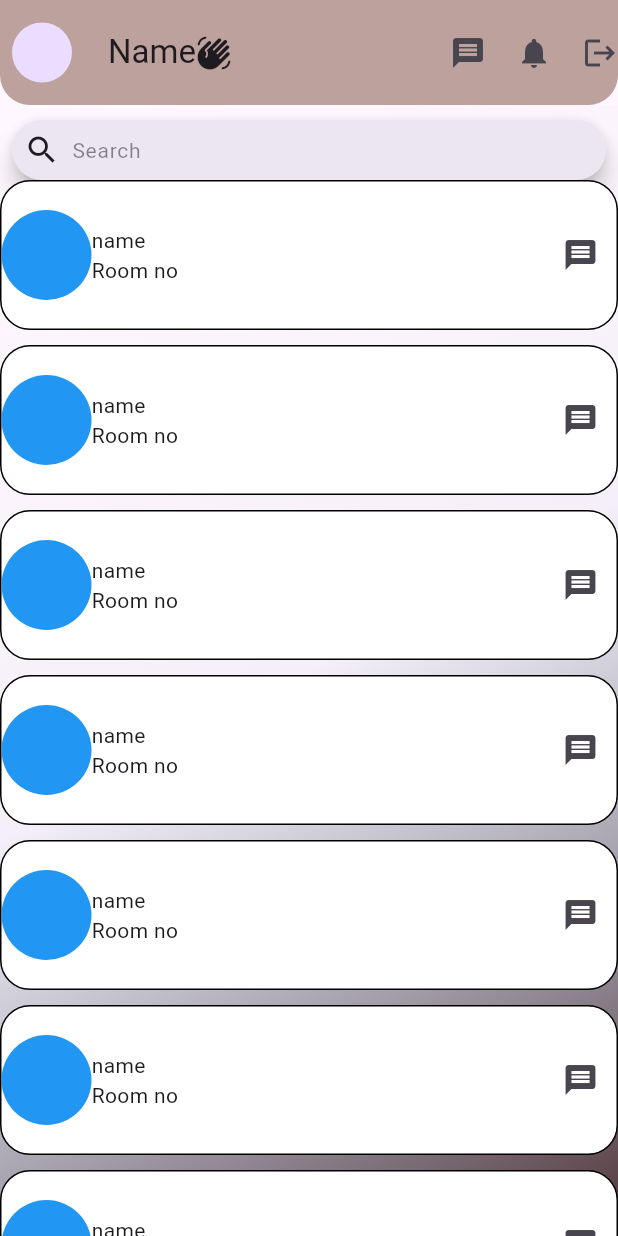
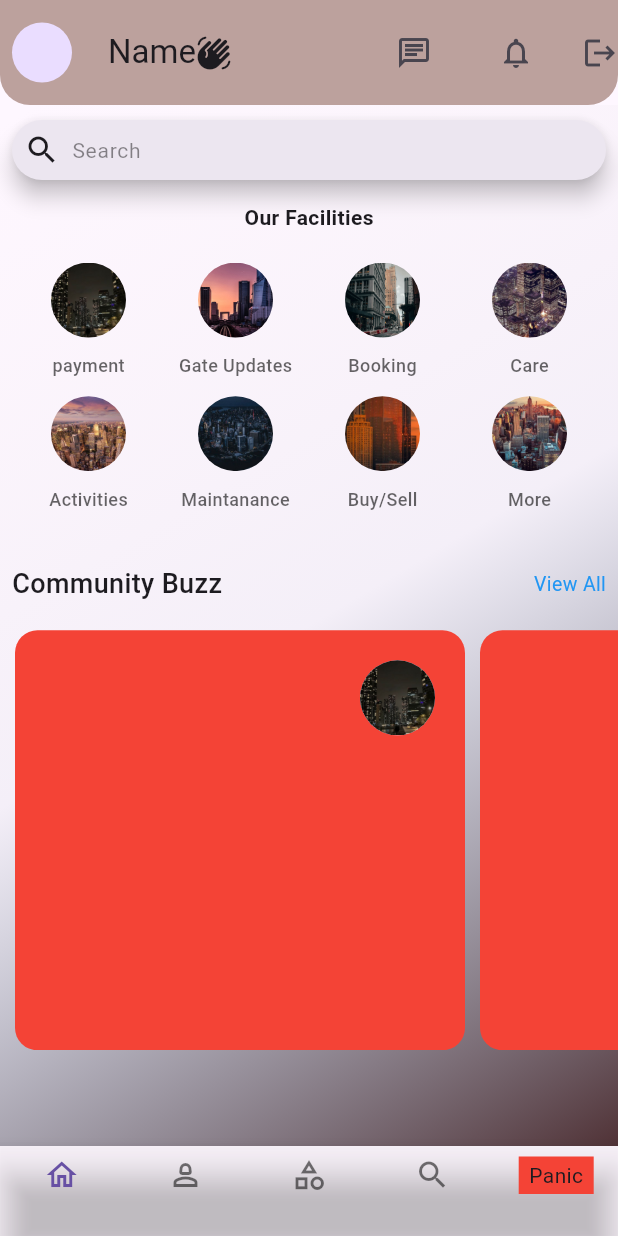
Before and after one commit to Asmabi-cheriyath/ezlife, a Flutter app: the HomeUser screen opened directly, on a phone screen of 412 x 824 dp. Run offline on Flutter 3.47's test engine with Material 3 defaults, Android fonts, the phone set to English and light mode, and no system bars; missing offline and left inert: dart:ffi.

Commit message:
home page

```diff
--- a/lib/user/home_user.dart
+++ b/lib/user/home_user.dart
@@ -1,3 +1,5 @@
+import 'package:ezlife/user/chats_user.dart';
+import 'package:ezlife/user/noti_user.dart';
 import 'package:flutter/cupertino.dart';
 import 'package:flutter/material.dart';
 import 'package:flutter/widgets.dart';
@@ -10,8 +12,51 @@ class HomeUser extends StatefulWidget {
 }
 
 class _HomeUserState extends State<HomeUser> {
+  List facilities = [
+    "payment",
+    "Gate Updates",
+    "Booking",
+    "Care",
+    "Activities",
+    "Maintanance",
+    "Buy/Sell",
+    "More"
+  ];
+
+  List<Color> facColor = [
+    const Color(0xFFFFCF2F),
+    const Color(0xFF6FE08D),
+    const Color(0xFF61BDFD),
+    const Color(0xFFC78F7F),
+    const Color(0xFFCB84FB),
+    const Color(0xFF78E667),
+    const Color(0xFF61BDFD),
+    const Color(0xFF6FE08D),
+    // Color.fromARGB(0, 20, 194, 93),
+    // Color.fromARGB(0, 202, 147, 29),
+    // Color.fromARGB(0, 255, 153, 0),
+    // Color.fromARGB(0, 225, 4, 4),
+    // Color.fromARGB(0, 12, 210, 51),
+    // Color.fromARGB(0, 222, 222, 11),
+    // Color.fromARGB(0, 20, 193, 205),
+    // Color.fromARGB(0, 232, 13, 112),
+  ];
+
+  List<String> facImage = [
+    "asset/flat24.jpg",
+    "asset/flat5.jpg",
+    "asset/flat11.jpg",
+    "asset/flat16.jpg",
+    "asset/flat17.jpg",
+    "asset/flat18.jpg",
+    "asset/flat19.jpg",
+    "asset/flat21.jpg",
+  ];
+
   @override
   Widget build(BuildContext context) {
+
+
     return SafeArea(
         child: Scaffold(
       appBar: AppBar(
@@ -30,12 +75,16 @@ class _HomeUserState extends State<HomeUser> {
             Icon(Icons.waving_hand_rounded),
           ],
         ),
-        actions: const [
-          Icon(Icons.message),
+        actions:  [
+          IconButton(onPressed: (){
+            Navigator.of(context).push(MaterialPageRoute(builder: (context)=>ChatUser()));
+          }, icon: Icon(Icons.chat_outlined)),
           SizedBox(
             width: 20,
           ),
-          Icon(Icons.notifications),
+          IconButton(onPressed: (){
+            Navigator.of(context).push(MaterialPageRoute(builder: (context)=>NotiUser()));
+          }, icon: Icon(Icons.notifications_none)),
           SizedBox(
             width: 20,
           ),
@@ -86,43 +135,150 @@ class _HomeUserState extends State<HomeUser> {
                 ),
               ),
             ),
-            Expanded(
-              child: ListView.separated(
+            const SizedBox(
+              height: 5,
+            ),
+            const SizedBox(
+              height: 10,
+            ),
+            const Text(
+              "Our Facilities",
+              style: TextStyle(fontWeight: FontWeight.bold),
+            ),
+            Padding(
+              padding: const EdgeInsets.only(top: 20, left: 10, right: 10),
+              child: Column(
+                children: [
+                  GridView.builder(
+                      itemCount: facilities.length,
+                      shrinkWrap: true,
+                      physics: const NeverScrollableScrollPhysics(),
+                      gridDelegate:
+                          const SliverGridDelegateWithFixedCrossAxisCount(
+                              crossAxisCount: 4, childAspectRatio: 1.1),
                       itemBuilder: (context, index) {
-                    return Container(
-                      height: 100,
-                      width: MediaQuery.of(context).size.width,
-                      child: Row(
+                        return Column(
                           children: [
-                          const CircleAvatar(
-                            backgroundColor: Colors.blue,
-                            radius: 30,
+                            Container(
+                              height: 50,
+                              width: 50,
+                              decoration: BoxDecoration(
+                                  // image: DecorationImage(image: AssetImage(facImage[index])),
+                                  // color: facColor[index],
+                                  image: DecorationImage(
+                                      image: AssetImage(facImage[index]),
+                                      fit: BoxFit.cover),
+                                  shape: BoxShape.circle),
+                              // child: Center(child:
+                              // facColor[index],
+                              // ),
                             ),
-                          Column(
-                            mainAxisAlignment: MainAxisAlignment.center,
-                            crossAxisAlignment: CrossAxisAlignment.start,
-                            children: [Text("name"), Text("Room no")],
+                            const SizedBox(
+                              height: 10,
                             ),
-                          Spacer(),
-                          IconButton(
-                              onPressed: () {},
-                              icon: const Icon(Icons.message))
+                            Text(
+                              facilities[index],
+                              style: TextStyle(
+                                  fontSize: 12,
+                                  fontWeight: FontWeight.w500,
+                                  color: Colors.black.withOpacity(0.6)),
+                            )
+                          ],
+                        );
+                      })
                 ],
               ),
-                      decoration: BoxDecoration(
-                          border: Border.all(),
-                          borderRadius: BorderRadius.circular(20),
-                          color: Colors.white),
-                    );
-                  },
-                  separatorBuilder: (context, index) => const SizedBox(
-                        height: 10,
             ),
-                  itemCount: 7),
+            const SizedBox(
+              height: 15,
+            ),
+            const Padding(
+              padding: EdgeInsets.all(8.0),
+              child: Row(
+                mainAxisAlignment: MainAxisAlignment.spaceBetween,
+                children: [
+                  Text(
+                    "Community Buzz",
+                    style: TextStyle(fontSize: 18, fontWeight: FontWeight.w500),
+                  ),
+                  Text(
+                    "View All",
+                    style: TextStyle(fontSize: 13, color: Colors.blue),
                   )
                 ],
               ),
             ),
+            Padding(
+              padding: const EdgeInsets.only(top: 10, left: 10),
+              child: Container(
+                height: 280,
+                child: ListView.separated(
+                    scrollDirection: Axis.horizontal,
+                    itemBuilder: (context, index) {
+                      return InkWell(
+                        onTap: () {
+                          // heading: colors.[index]["heading"],
+                          // subheading:colors.[index]["subheading"],
+                          // color:colors.[index]["color"];
+                        },
+                        child: Container(
+                          width: 300,
+                          height: 150,
+                          decoration: BoxDecoration(
+                              color: Colors.red,
+                              // color: colors[index]['color'],
+                              borderRadius: BorderRadius.circular(15)),
+                          child: Padding(
+                            padding: const EdgeInsets.all(20.0),
+                            child: Column(
+                              crossAxisAlignment: CrossAxisAlignment.start,
+                              children: [
+                                Row(
+                                  children: [
+                                    const Spacer(),
+                                    CircleAvatar(
+                                      radius: 25,
+                                      backgroundImage:
+                                          AssetImage(facImage[index]),
+                                    ),
+                                  ],
+                                ),
+                              ],
+                            ),
+                          ),
+                        ),
+                      );
+                    },
+                    separatorBuilder: (context, index) => const SizedBox(
+                          width: 10,
+                        ),
+                    itemCount: 4),
+              ),
+            ),
+          ],
+        ),
+      ),
+      bottomNavigationBar: BottomNavigationBar(
+          backgroundColor: Colors.white10,
+          type: BottomNavigationBarType.fixed,
+          items: [
+            const BottomNavigationBarItem(label: "", icon: Icon(Icons.home_outlined)),
+            const BottomNavigationBarItem(
+                label: "", icon: Icon(Icons.person_2_outlined)),
+            const BottomNavigationBarItem(
+                label: "", icon: Icon(Icons.category_outlined)),
+            const BottomNavigationBarItem(label: "", icon: Icon(Icons.search)),
+            BottomNavigationBarItem(label: "",
+              icon: Container(
+                height: 25,
+                width: 50,
+                decoration: const BoxDecoration(color: Colors.red),
+                child: const Center(
+                  child: Text('Panic'),
+                ),
+              ),
+            ),
+          ]),
     ));
   }
 }
```
Also changed, not shown: lib/user/chats_user.dart (added, +125 -0 lines), lib/user/msg_user.dart (added, +62 -0 lines), lib/user/noti_user.dart (added, +102 -0 lines). Lines whose indentation alone changed are shown as unchanged.
